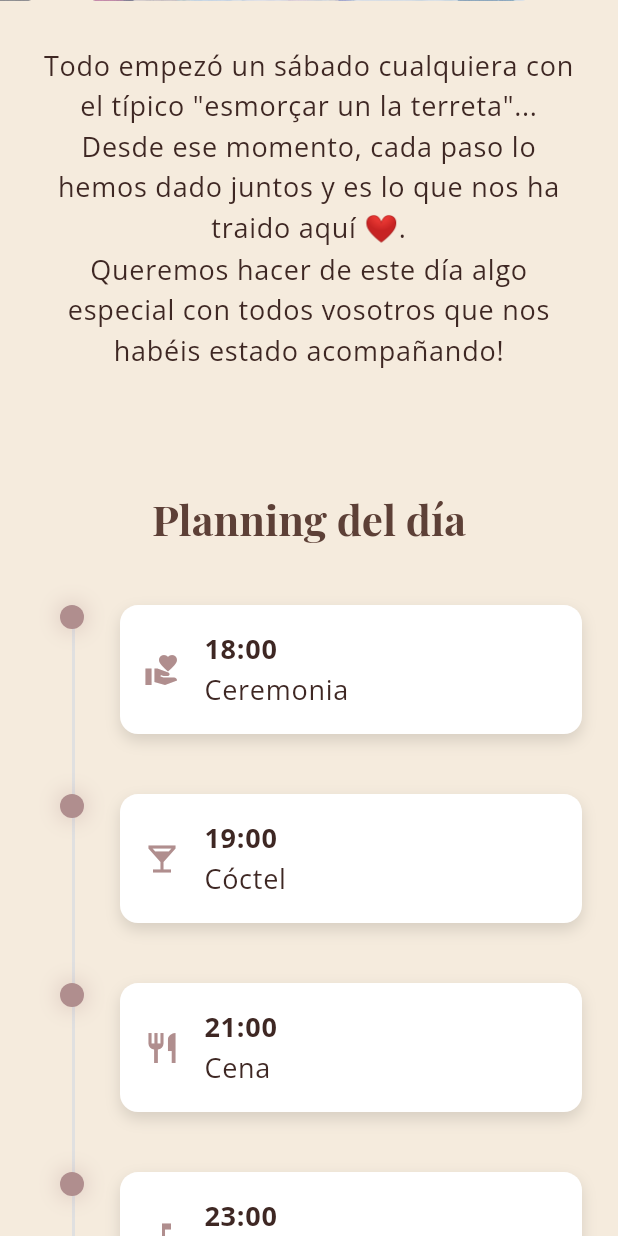
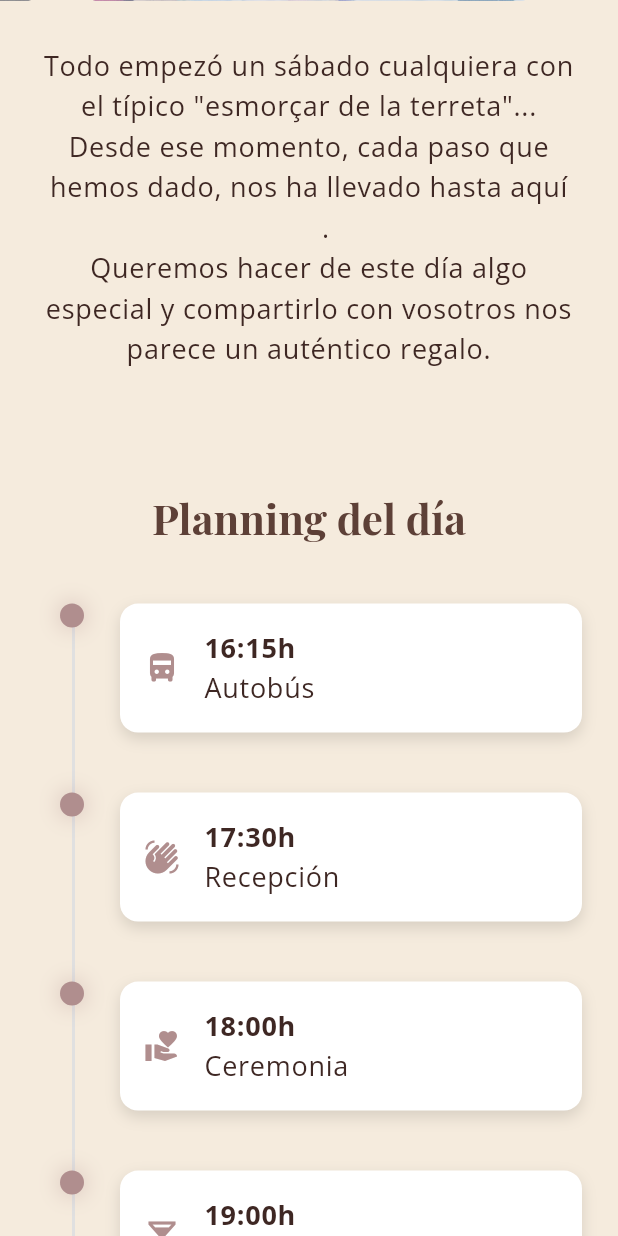
Before and after one commit to Arcas791/wedding_invite_app_web, a Flutter app: the screen it shows after launch, scrolled down 1152 dp, on a phone screen of 412 x 824 dp. Run offline on Flutter 3.47's test engine with Material 3 defaults, Android fonts, the light colour scheme and no system bars; our stand-ins replace go_router, google_fonts, just_audio, visibility_detector.

Commit message:
fix events

```diff
--- a/lib/features/wedding_invite/presentation/screens/story_section.dart
+++ b/lib/features/wedding_invite/presentation/screens/story_section.dart
@@ -20,9 +20,9 @@ class _StorySectionState extends State<StorySection> {
   ];
 
   final String _storyText = '''
-Todo empezó un sábado cualquiera con el típico "esmorçar un la terreta"...
-Desde ese momento, cada paso lo hemos dado juntos y es lo que nos ha traido aquí ❤.
-Queremos hacer de este día algo especial con todos vosotros que nos habéis estado acompañando!''';
+Todo empezó un sábado cualquiera con el típico "esmorçar de la terreta"...
+Desde ese momento, cada paso que hemos dado, nos ha llevado hasta aquí 🫶🏼.
+Queremos hacer de este día algo especial y compartirlo con vosotros nos parece un auténtico regalo.''';
 
   @override
   void initState() {
--- a/lib/features/wedding_invite/presentation/screens/wedding_plan_section.dart
+++ b/lib/features/wedding_invite/presentation/screens/wedding_plan_section.dart
@@ -11,10 +11,13 @@ class WeddingPlanSection extends StatefulWidget {
 class _WeddingPlanSectionState extends State<WeddingPlanSection>
     with TickerProviderStateMixin {
   final List<_Evento> eventos = [
-    _Evento('18:00', 'Ceremonia', Icons.volunteer_activism),
-    _Evento('19:00', 'Cóctel', Icons.local_bar),
-    _Evento('21:00', 'Cena', Icons.restaurant),
-    _Evento('23:00', 'Fiesta 🎉', Icons.music_note),
+    _Evento('16:15h', 'Autobús', Icons.directions_bus_filled),
+    _Evento('17:30h', 'Recepción', Icons.waving_hand),
+    _Evento('18:00h', 'Ceremonia', Icons.volunteer_activism),
+    _Evento('19:00h', 'Cóctel', Icons.local_bar),
+    _Evento('20:30h', 'Cena', Icons.restaurant_menu),
+    _Evento('22:30h', 'Fiesta 🎉', Icons.music_note),
+    _Evento('03:30h', '¡A casa!', Icons.bedtime),
   ];
 
   final List<AnimationController> _controllers = [];
```
